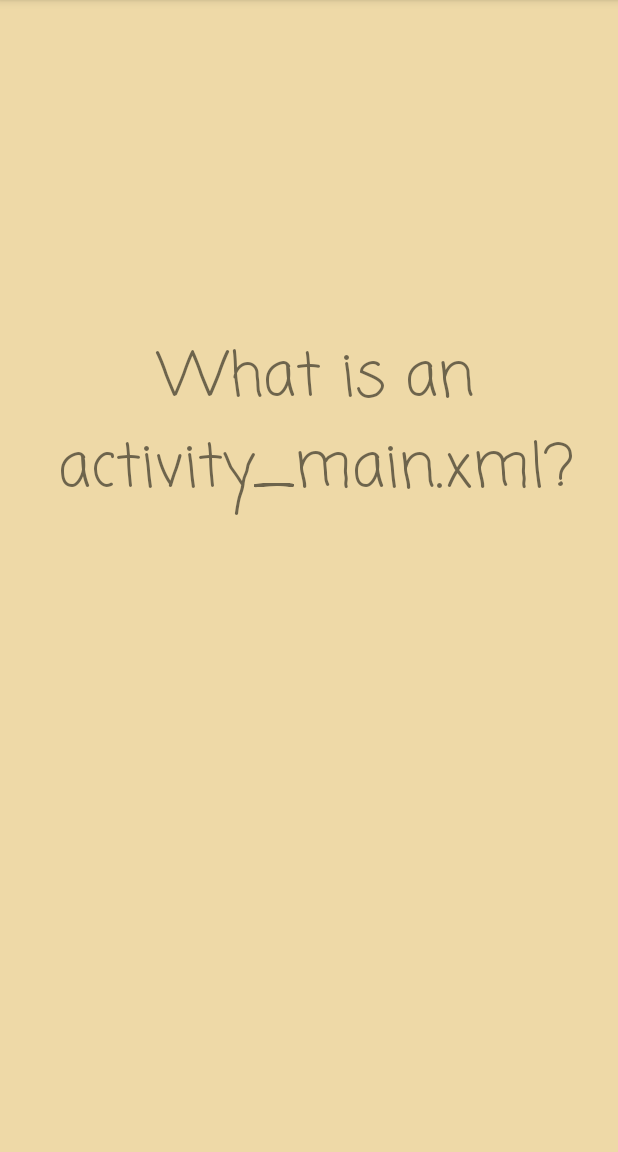
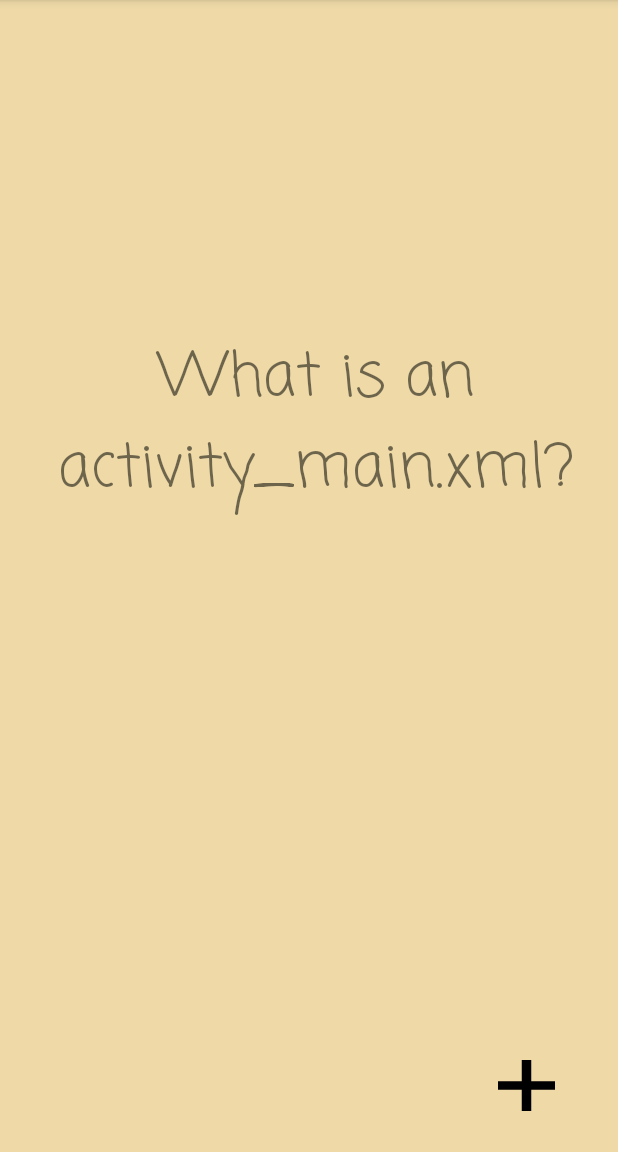
Before and after one commit to AlynMing/Flashy, an Android app: the screen it shows after launch (MainActivity), on a phone screen of 412 x 824 dp, the part 84-1236 px from its top. Run offline under Robolectric (Android 15) with nearby library versions, the phone set to English and light mode, and no system bars.

Commit message:
Added feature - new activity to create new flash card

```diff
--- a/app/src/main/AndroidManifest.xml
+++ b/app/src/main/AndroidManifest.xml
@@ -9,6 +9,7 @@
         android:roundIcon="@mipmap/ic_launcher_round"
         android:supportsRtl="true"
         android:theme="@style/AppTheme">
+        <activity android:name=".ActivityB"></activity>
         <activity android:name=".MainActivity">
             <intent-filter>
                 <action android:name="android.intent.action.MAIN" />
--- /dev/null
+++ b/app/src/main/res/drawable/ic_build.xml
@@ -0,0 +1,9 @@
+<vector xmlns:android="http://schemas.android.com/apk/res/android"
+    android:width="24dp"
+    android:height="24dp"
+    android:viewportWidth="24"
+    android:viewportHeight="24">
+  <path
+      android:fillColor="#FF000000"
+      android:pathData="M24,10h-10v-10h-4v10h-10v4h10v10h4v-10h10z"/>
+</vector>
--- a/app/src/main/res/layout/activity_main.xml
+++ b/app/src/main/res/layout/activity_main.xml
@@ -47,4 +47,14 @@
         app:layout_constraintStart_toStartOf="parent"
         tools:layout_editor_absoluteY="187dp" />
 
+    <Button
+        android:id="@+id/Add"
+        android:layout_width="38dp"
+        android:layout_height="34dp"
+        android:layout_alignParentEnd="true"
+        android:layout_alignParentBottom="true"
+        android:layout_marginEnd="42dp"
+        android:layout_marginBottom="27dp"
+        android:background="@drawable/ic_build" />
+
 </RelativeLayout>
```
Also changed, not shown: app/src/main/java/com/example/flashy/ActivityB.java (added, +36 -0 lines), app/src/main/java/com/example/flashy/MainActivity.java (+31 -0 lines), app/src/main/res/drawable/ic_close.xml (added, +9 -0 lines), app/src/main/res/drawable/ic_save.xml (added, +9 -0 lines), app/src/main/res/layout/activity_b.xml (added, +54 -0 lines).
